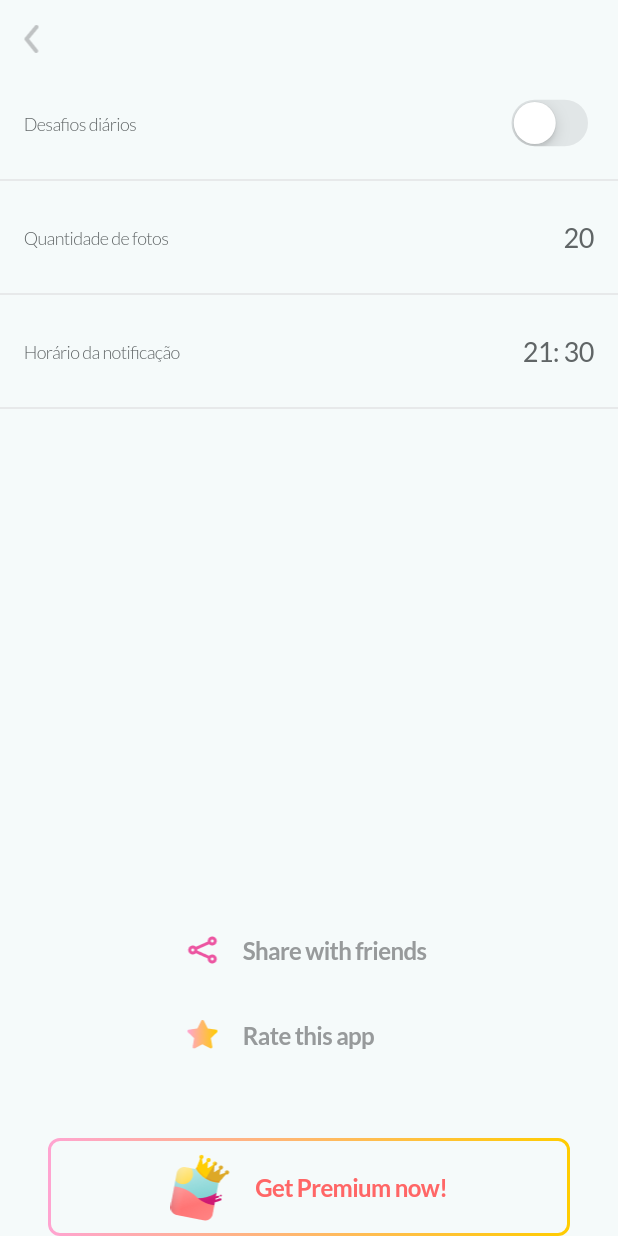
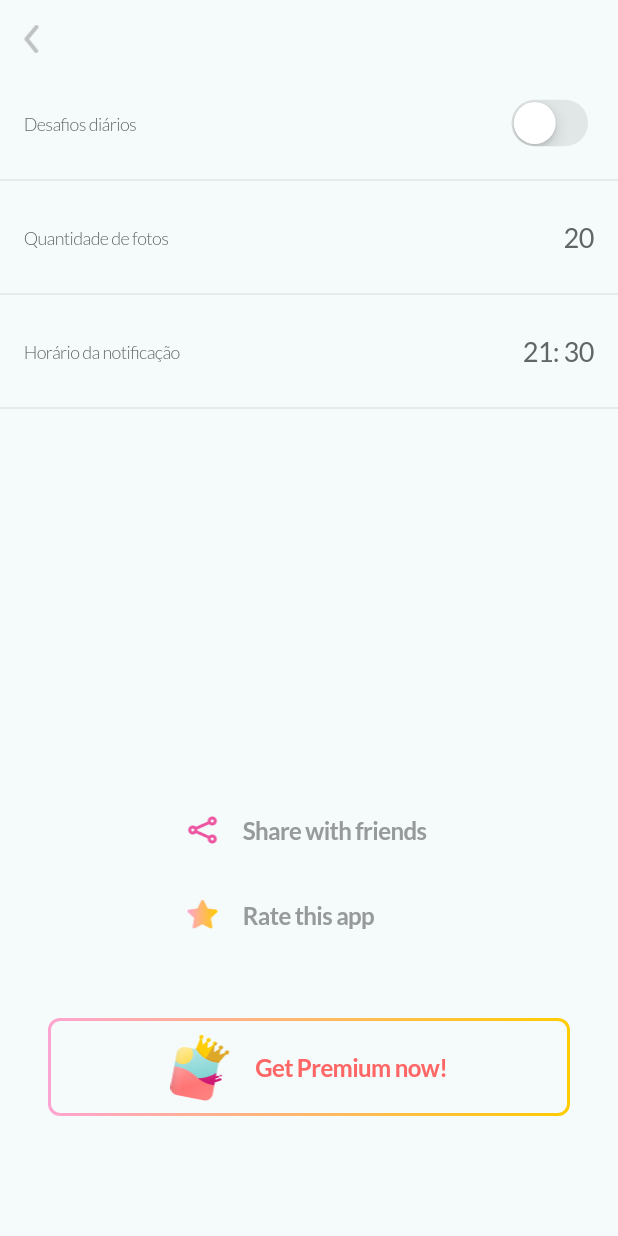
Before and after one commit to leonardocustodio/picpics, a Flutter app: the SettingsScreen screen opened by its route, on a phone screen of 412 x 824 dp. Run offline on Flutter 3.47's test engine with Material 2 defaults, Android fonts, the phone set to English and light mode, and no system bars; drawn by our look-alikes of outline_gradient_button; our stand-ins replace after_layout, firebase_analytics, firebase_crashlytics, firebase_messaging, firebase_remote_config, flutter_local_notifications and 5 more; missing offline and left inert: esys_flutter_share, firebase_admob, flutter_inapp_purchase, flutter_vibrate, notification_permissions, photo_manager and 2 more; accounts and stored records are empty; generated files the repository leaves out were written again; statements that could not run were skipped.

Commit message:
Added space for banner

```diff
--- a/lib/admob_manager.dart
+++ b/lib/admob_manager.dart
@@ -27,7 +27,8 @@ class Ads {
   static BannerAd _createBannerAd() {
     return BannerAd(
       adUnitId: BannerAd.testAdUnitId,
-      size: AdSize.banner,
+//      size: AdSize.banner,
+      size: AdSize.smartBanner,
       targetingInfo: targetingInfo,
       listener: (MobileAdEvent event) {
         print("BannerAd event $event");
--- a/lib/settings_screen.dart
+++ b/lib/settings_screen.dart
@@ -504,7 +504,7 @@ class _SettingsScreenState extends State<SettingsScreen> with WidgetsBindingObse
                       height: 40.0,
                     ),
                     Padding(
-                      padding: const EdgeInsets.symmetric(horizontal: 32.0),
+                      padding: const EdgeInsets.only(left: 32.0, right: 32.0, bottom: 80.0),
                       child: CupertinoButton(
                         onPressed: () async {
                           String result = await Navigator.push(
```
